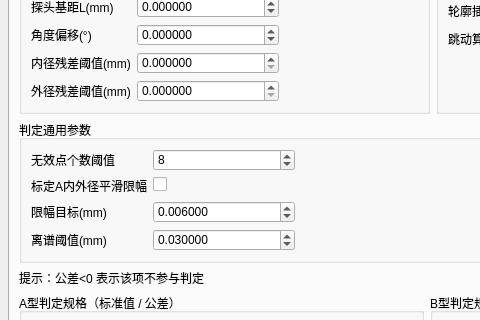
Before: the Qt Designer form apps/hmi_qt/settings_widget.ui in xiaoan537/hmi_measure_mysql, drawn with Qt 5; both pictures show x 0 to 480 and y 425 to 745 of the 865 by 978 pixel window.
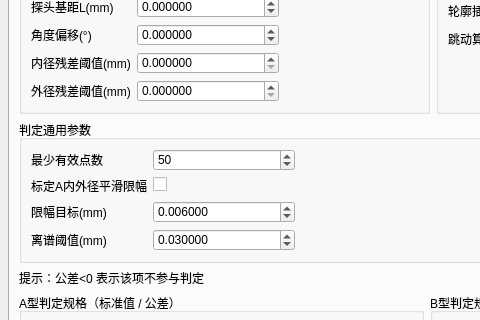
After: the same form once the commit is applied. The open tabs and pages were chosen to show the change.

Diff of the .ui file:
```diff
--- a/apps/hmi_qt/settings_widget.ui
+++ b/apps/hmi_qt/settings_widget.ui
@@ -214,8 +214,8 @@
           <property name="title"><string>判定通用参数</string></property>
           <layout class="QFormLayout" name="formJudgeCommon">
           <property name="fieldGrowthPolicy"><enum>QFormLayout::FieldsStayAtSizeHint</enum></property>
-           <item row="0" column="0"><widget class="QLabel" name="labelInvalidPointLimit"><property name="text"><string>无效点个数阈值</string></property></widget></item>
-           <item row="0" column="1"><widget class="QSpinBox" name="spinInvalidPointLimit"><property name="minimum"><number>0</number></property><property name="maximum"><number>72</number></property><property name="value"><number>8</number></property></widget></item>
+           <item row="0" column="0"><widget class="QLabel" name="labelMinValidPoints"><property name="text"><string>最少有效点数</string></property></widget></item>
+           <item row="0" column="1"><widget class="QSpinBox" name="spinMinValidPoints"><property name="minimum"><number>3</number></property><property name="maximum"><number>72</number></property><property name="value"><number>50</number></property></widget></item>
            <item row="1" column="0"><widget class="QLabel" name="labelCalASmoothLimitEnabled"><property name="text"><string>标定A内外径平滑限幅</string></property></widget></item>
            <item row="1" column="1"><widget class="QCheckBox" name="checkCalASmoothLimitEnabled"/></item>
            <item row="2" column="0"><widget class="QLabel" name="labelCalASmoothLimitMm"><property name="text"><string>限幅目标(mm)</string></property></widget></item>
```
